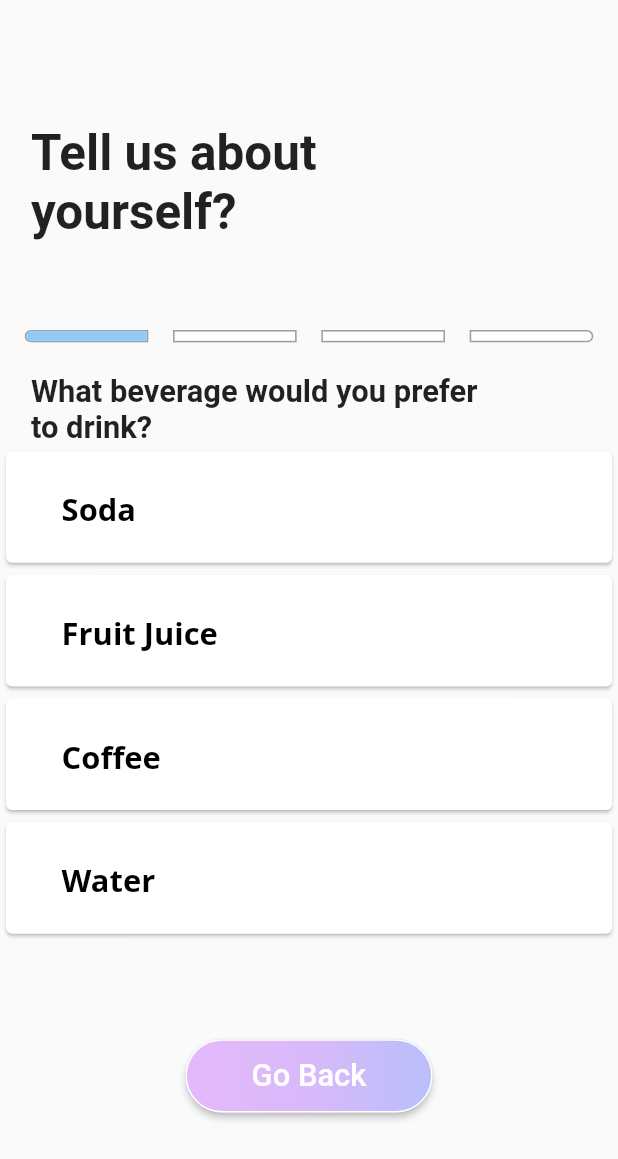
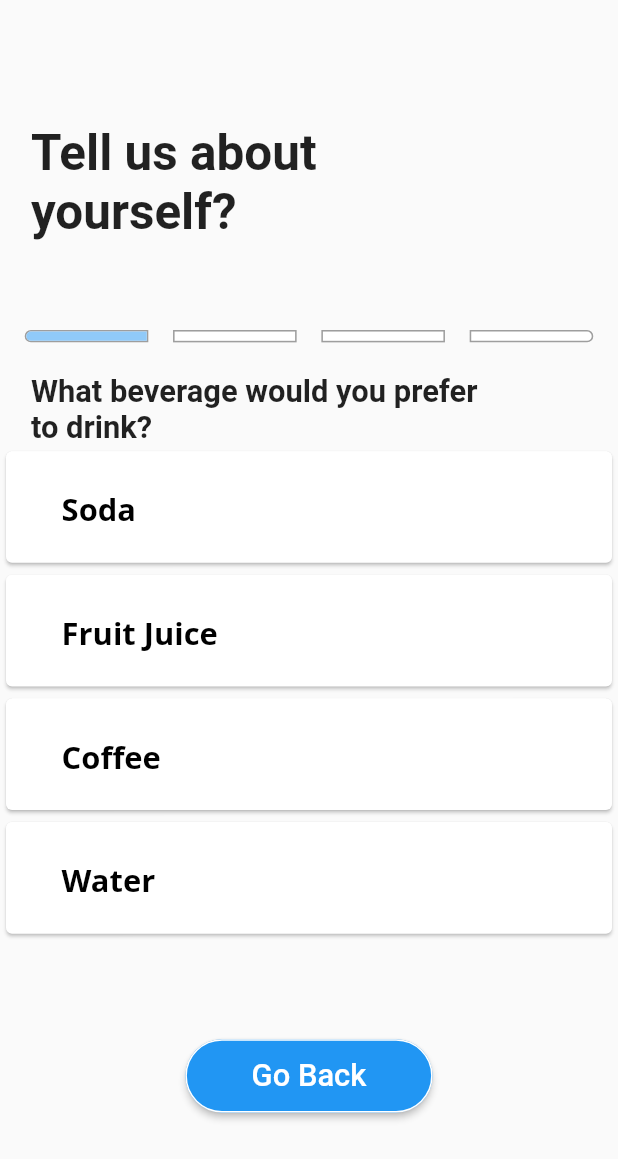
Before and after one commit to orr1nuycruz/StuddyBuddyScreens, a Flutter app: the Question02 screen opened directly, after a tap on "Go Back", on a phone screen of 412 x 824 dp. Shown: the top 1159 px of the screen. Run offline on Flutter 3.47's test engine with Material 2 defaults, Android fonts, the phone set to English and light mode, and no system bars; our stand-ins replace cloud_firestore, dropdown_formfield, firebase_auth, hexcolor, shared_preferences; accounts and stored records are empty.

Commit message:
changed color of button

```diff
--- a/lib/screens/preferences/question01.dart
+++ b/lib/screens/preferences/question01.dart
@@ -243,13 +243,7 @@ class _Question01State extends State<Question01> with TickerProviderStateMixin {
                 child: Container(
                     width: SizeConfig.blockSizeHorizontal * 40,
                     decoration: BoxDecoration(
-                      gradient: LinearGradient(
-                        colors: <Color>[
-                          Hexcolor("#e4b9fa"),
-                          Hexcolor("#d9b9fa"),
-                          Hexcolor("#b9bffa")
-                        ],
-                      ),
+                      color: Colors.blue,
                       borderRadius: BorderRadius.all(
                         Radius.circular(SizeConfig.blockSizeVertical * 3.5),
                       ),
--- a/lib/screens/preferences/question02.dart
+++ b/lib/screens/preferences/question02.dart
@@ -244,13 +244,7 @@ class _Question02State extends State<Question02> with TickerProviderStateMixin {
                 child: Container(
                     width: SizeConfig.blockSizeHorizontal * 40,
                     decoration: BoxDecoration(
-                      gradient: LinearGradient(
-                        colors: <Color>[
-                          Hexcolor("#e4b9fa"),
-                          Hexcolor("#d9b9fa"),
-                          Hexcolor("#b9bffa")
-                        ],
-                      ),
+                      color: Colors.blue,
                       borderRadius: BorderRadius.all(
                         Radius.circular(SizeConfig.blockSizeVertical * 3.5),
                       ),
```
Also changed, not shown: lib/screens/preferences/question03.dart (+1 -7 lines), lib/screens/preferences/question04.dart (+1 -7 lines).
